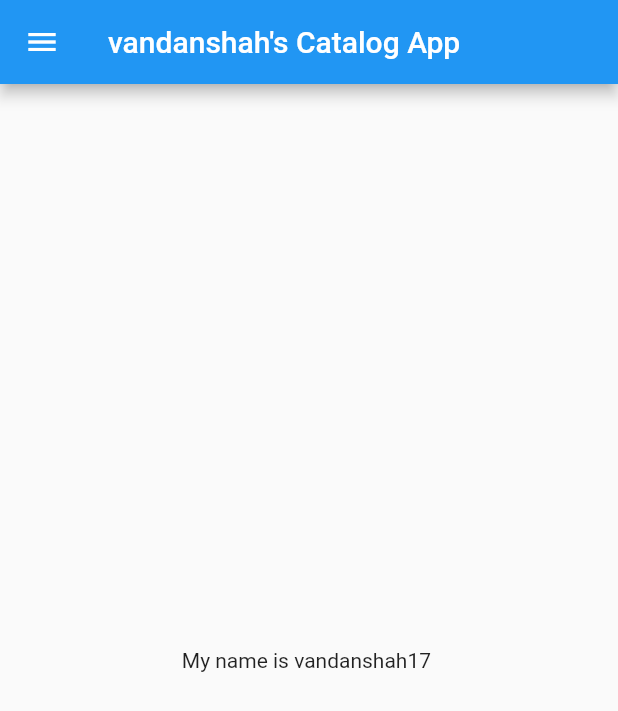
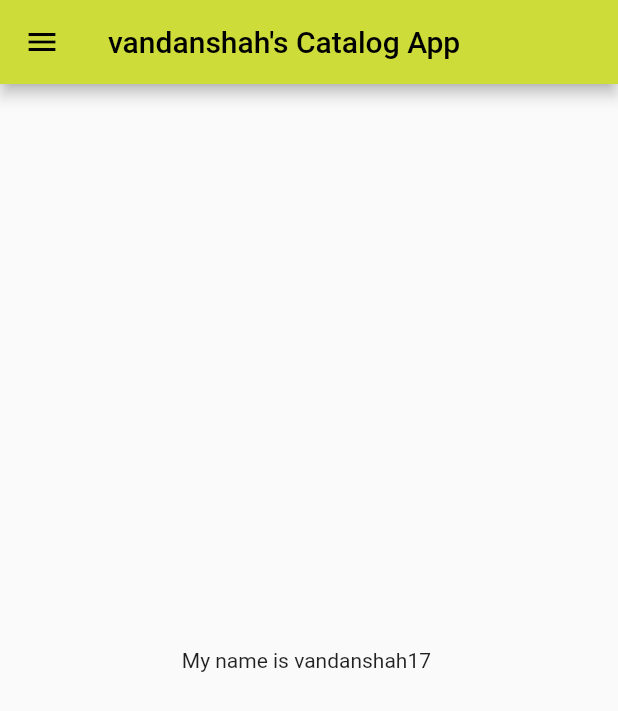
Before and after one commit to vandanshah17/MyFirstApp-Flutter, a Flutter app: the screen it shows after launch, on a phone screen of 412 x 824 dp. Shown: the top 711 px of the screen. Run offline on Flutter 3.47's test engine with Material 2 defaults, Android fonts, the phone set to English and light mode, and no system bars.

Commit message:
Day 3 complete

```diff
--- a/lib/main.dart
+++ b/lib/main.dart
@@ -1,6 +1,7 @@
 import 'package:flutter/material.dart';
 
-import 'package:flutter_application_1/home_page.dart';
+import 'package:flutter_application_1/Pages/home_page.dart';
+import 'package:flutter_application_1/Pages/login_page.dart';
 
 void main() {
   runApp(MyApp());
@@ -13,7 +14,18 @@ class MyApp extends StatelessWidget {
   Widget build(BuildContext context) {
 
     return MaterialApp(
-      home: HomePage()
-      );
+      themeMode: ThemeMode.light,
+      theme: ThemeData(primarySwatch: Colors.lime),
+      darkTheme: ThemeData(
+        brightness: Brightness.dark,
+        primarySwatch: Colors.deepOrange
+      ),
+      initialRoute: "/home",
+      routes: {
+        "/":(context) => LoginPage(),
+        "/login":(context) => LoginPage(),
+        "/home":(context) => HomePage(),
+      },
+    );
   }
 }
```
Also changed, not shown: lib/Pages/login_page.dart (added, +22 -0 lines), lib/Pages/home_page.dart (renamed from lib/home_page.dart).
